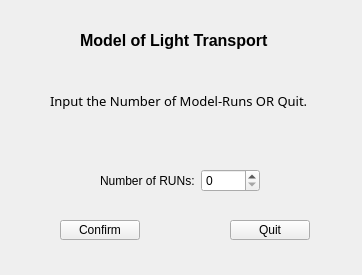
SimonCqk/Photon_Propagation_Simulation, file start.ui: the form before one commit.
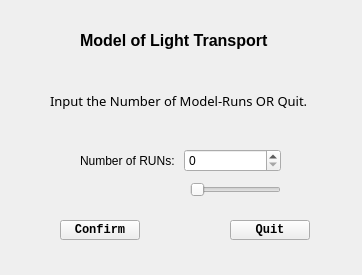
The form after the commit.

What changed in the file:
```diff
--- a/start.ui
+++ b/start.ui
@@ -25,6 +25,13 @@
      <height>20</height>
     </rect>
    </property>
+   <property name="font">
+    <font>
+     <family>Consolas</family>
+     <weight>75</weight>
+     <bold>true</bold>
+    </font>
+   </property>
    <property name="text">
     <string>Confirm</string>
    </property>
@@ -38,6 +45,13 @@
      <height>20</height>
     </rect>
    </property>
+   <property name="font">
+    <font>
+     <family>Consolas</family>
+     <weight>75</weight>
+     <bold>true</bold>
+    </font>
+   </property>
    <property name="text">
     <string>Quit</string>
    </property>
@@ -88,9 +102,9 @@
   <widget class="QWidget" name="horizontalLayoutWidget">
    <property name="geometry">
     <rect>
-     <x>100</x>
-     <y>160</y>
-     <width>160</width>
+     <x>80</x>
+     <y>140</y>
+     <width>201</width>
      <height>41</height>
     </rect>
    </property>
@@ -115,6 +129,19 @@
     </item>
    </layout>
   </widget>
+  <widget class="QSlider" name="horizontalSlider">
+   <property name="geometry">
+    <rect>
+     <x>190</x>
+     <y>180</y>
+     <width>91</width>
+     <height>20</height>
+    </rect>
+   </property>
+   <property name="orientation">
+    <enum>Qt::Horizontal</enum>
+   </property>
+  </widget>
  </widget>
  <resources/>
  <connections/>
```
Left out of the diff: 19 changed lines with no effect on the pictures.
